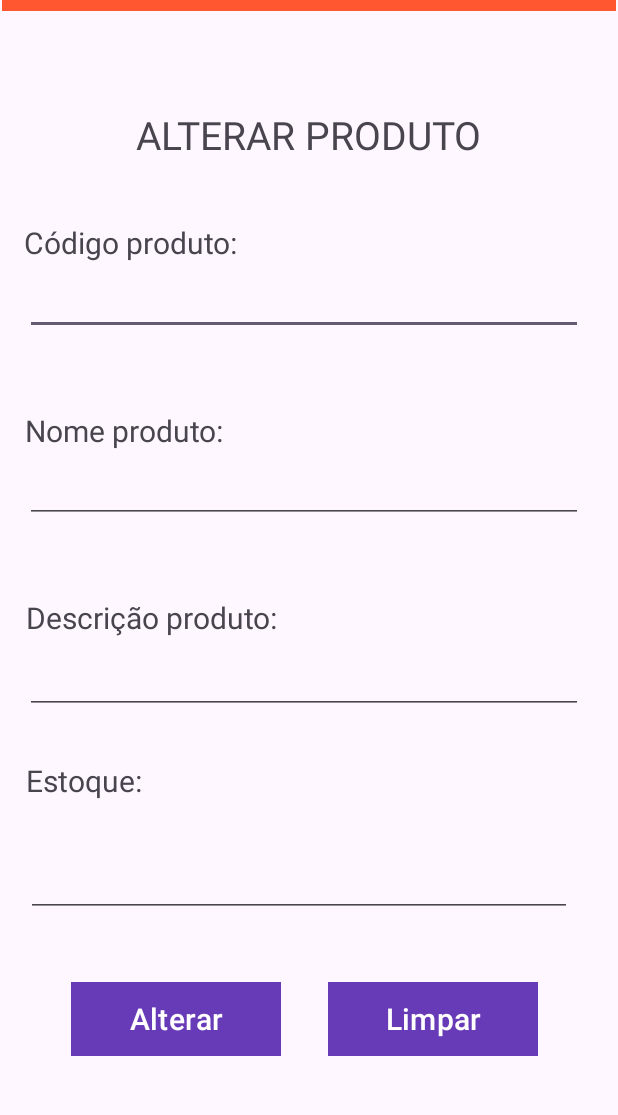
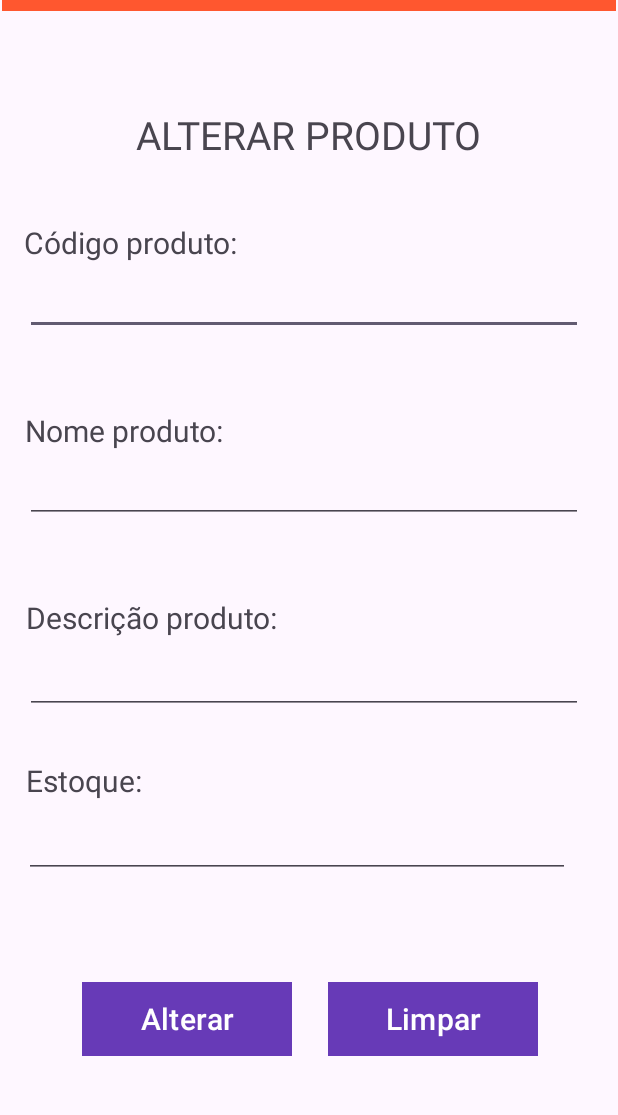
Before and after one commit to RubenFilipe07/imd-market-android, an Android app: the AlterarActivity screen opened directly, with no data from a screen before it, on a phone screen of 412 x 824 dp, the part 85-1200 px from its top. Run offline under Robolectric (Android 15) with nearby library versions, the phone set to English and light mode, and no system bars.

Commit message:
refactor: improve interfaces

```diff
--- a/app/src/main/res/layout/activity_alterar.xml
+++ b/app/src/main/res/layout/activity_alterar.xml
@@ -42,6 +42,7 @@
             android:textSize="26sp"
             app:layout_constraintBottom_toBottomOf="parent"
             app:layout_constraintEnd_toEndOf="parent"
+            app:layout_constraintHorizontal_bias="0.5"
             app:layout_constraintStart_toStartOf="parent"
             app:layout_constraintTop_toTopOf="@+id/textView5"
             app:layout_constraintVertical_bias="0.151" />
@@ -90,7 +91,7 @@
             android:layout_width="372dp"
             android:layout_height="48dp"
             android:ems="10"
-            android:inputType="text"
+            android:inputType="number"
             app:layout_constraintBottom_toBottomOf="parent"
             app:layout_constraintEnd_toEndOf="parent"
             app:layout_constraintHorizontal_bias="0.41"
@@ -135,7 +136,7 @@
             app:backgroundTint="@color/purple"
             app:layout_constraintBottom_toBottomOf="parent"
             app:layout_constraintEnd_toEndOf="parent"
-            app:layout_constraintHorizontal_bias="0.173"
+            app:layout_constraintHorizontal_bias="0.2"
             app:layout_constraintStart_toStartOf="parent"
             app:layout_constraintTop_toTopOf="parent"
             app:layout_constraintVertical_bias="0.913" />
@@ -161,7 +162,7 @@
             android:layout_width="372dp"
             android:layout_height="48dp"
             android:ems="10"
-            android:inputType="text"
+            android:inputType="textMultiLine"
             app:layout_constraintBottom_toBottomOf="parent"
             app:layout_constraintEnd_toEndOf="parent"
             app:layout_constraintHorizontal_bias="0.41"
@@ -174,11 +175,11 @@
             android:layout_width="364dp"
             android:layout_height="51dp"
             android:ems="10"
-            android:inputType="numberSigned"
+            android:inputType="number"
             app:layout_constraintBottom_toBottomOf="parent"
             app:layout_constraintEnd_toEndOf="parent"
-            app:layout_constraintHorizontal_bias="0.361"
+            app:layout_constraintHorizontal_bias="0.34"
             app:layout_constraintStart_toStartOf="parent"
-            app:layout_constraintTop_toTopOf="@+id/materialToolbar"
-            app:layout_constraintVertical_bias="0.798" />
+            app:layout_constraintTop_toBottomOf="@+id/textView13"
+            app:layout_constraintVertical_bias="0.0" />
 </androidx.constraintlayout.widget.ConstraintLayout>
```
Also changed, not shown: app/src/main/res/layout/activity_cadastrar.xml (+6 -6 lines), app/src/main/res/layout/activity_main.xml (+2 -5 lines).
